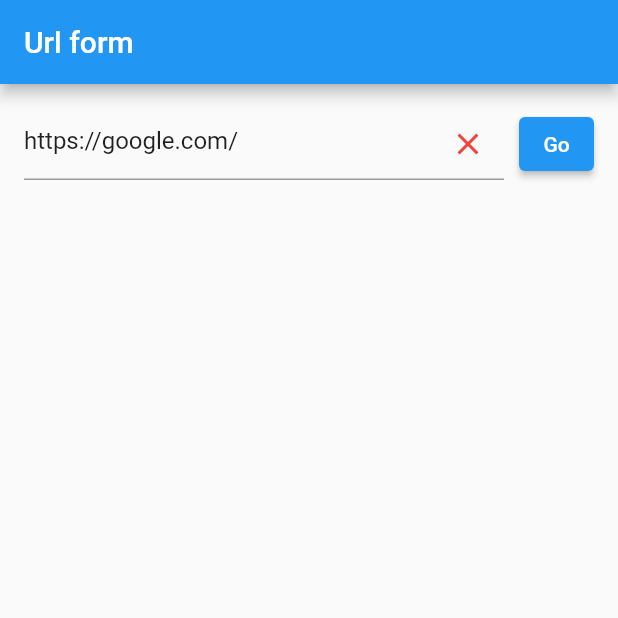
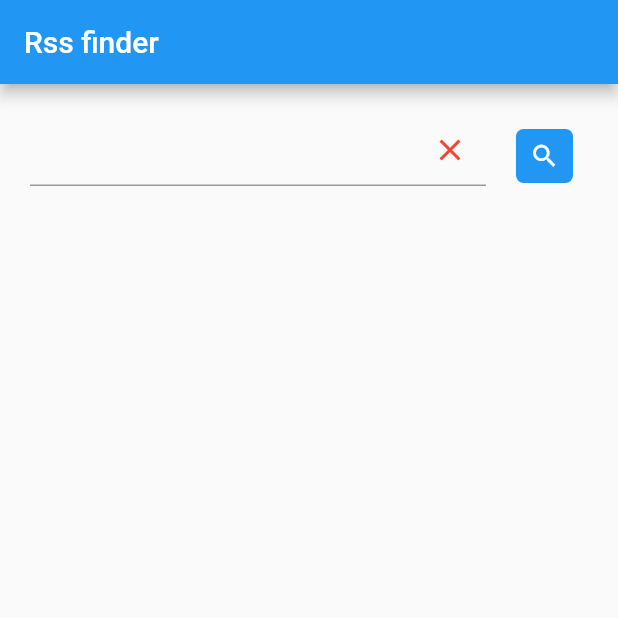
Before and after one commit to mjablecnik/rss_reader, a Flutter app: the screen it shows after launch, on a phone screen of 412 x 824 dp, the top half of it. Run offline on Flutter 3.47's test engine with Material 2 defaults, Android fonts, the phone set to English and light mode, and no system bars; missing offline and left inert: feed_finder, flutter_inappwebview, webfeed.

Commit message:
Add RssFinderScreen

```diff
--- a/lib/main.dart
+++ b/lib/main.dart
@@ -1,5 +1,6 @@
 import 'dart:async';
 import 'package:flutter/material.dart';
+import 'package:flutter_web_app/rss_finder.dart';
 import 'package:flutter_web_app/url_form.dart';
 import 'browser.dart';
 
@@ -8,7 +9,7 @@
   WidgetsFlutterBinding.ensureInitialized();
   runApp(
     MaterialApp(
-      home: UrlFormScreen()
+      home: RssFinderScreen()
     )
   );
 }
--- /dev/null
+++ b/lib/rss_finder.dart
@@ -0,0 +1,204 @@
+import 'package:feed_finder/feed_finder.dart';
+import 'package:flutter/cupertino.dart';
+import 'package:flutter/material.dart';
+import 'package:http/http.dart' as http;
+import 'package:webfeed/domain/rss_feed.dart';
+
+
+class RssFinderScreen extends StatelessWidget {
+  @override
+  Widget build(BuildContext context) {
+    return Scaffold(
+      appBar: AppBar(
+        title: Text("Rss finder"),
+      ),
+      resizeToAvoidBottomInset: false,
+      body: Padding(
+        padding: const EdgeInsets.all(20.0),
+        child: RssFinder(),
+      ),
+    );
+  }
+}
+
+class RssFinder extends StatefulWidget {
+  RssFinder({Key key}) : super(key: key);
+
+  @override
+  State<StatefulWidget> createState() {
+    return _RssFinder();
+  }
+}
+
+class _RssFinder extends State<RssFinder> {
+  final _formKey = GlobalKey<FormState>();
+  TextEditingController _controller = TextEditingController();
+  bool _showHiddingIcon = true;
+  List<RssFeed> _rssFeeds = [];
+  String _defaultImageUrl = "https://img2.pngio.com/documentation-screenshotlayer-api-default-png-250_250.png";
+  bool _isLoading = false;
+
+  @override
+  void initState() {
+    super.initState();
+  }
+
+  @override
+  void dispose() {
+    super.dispose();
+  }
+
+  @override
+  Widget build(BuildContext context) {
+    return Column(
+      children: [
+        getSearchForm(),
+        Container(
+          padding: EdgeInsets.only(top: 10),
+          height: 400,
+          child: getRssFeedList(),
+        )
+      ],
+    );
+  }
+
+  ListView getRssFeedList() {
+    return ListView(
+      children: <Widget>[
+        for (var rssFeed in _rssFeeds)
+          ListTile(
+            leading: new Container(
+              width: 60.0,
+              height: 60.0,
+              decoration: new BoxDecoration(
+                shape: BoxShape.circle,
+                image: new DecorationImage(
+                  fit: BoxFit.fill,
+                  image: new NetworkImage(rssFeed.image != null ? rssFeed.image.url : _defaultImageUrl)
+                )
+              )),
+            title: Text(rssFeed.title),
+            subtitle: Text(rssFeed.link),
+          )
+      ],
+    );
+  }
+
+  Form getSearchForm() {
+    return Form(
+      key: _formKey,
+      child: Container(
+        //color: Colors.red,
+        child: Row(
+          crossAxisAlignment: CrossAxisAlignment.start,
+          children: <Widget>[
+            Flexible(
+              child: getSearchField(),
+            ),
+            getSearchButton()
+          ],
+        ),
+      ),
+    );
+  }
+
+  GestureDetector getSearchButton() {
+    return GestureDetector(
+      onTap: () async {
+        if (!_formKey.currentState.validate()) return;
+
+        setState(() {
+          _isLoading = true;
+          _rssFeeds = [];
+        });
+
+        var url = Uri.parse(_controller.text);
+        var httpsUrl;
+        if (url.scheme != "https") {
+          httpsUrl = "https://" + url.host + url.path;
+        }
+
+        var feedUrls = await FeedFinder.scrape(httpsUrl);
+        if (feedUrls.isNotEmpty) {
+          var client = http.Client();
+          for (var url in feedUrls) {
+            try {
+              var response = await client.get(url);
+              var feed = RssFeed.parse(response.body);
+              setState(() {
+                _rssFeeds.add(feed);
+              });
+            } catch (e) {
+              print("Cannot gain RssFeed for: " + url);
+            }
+          }
+          client.close();
+          setState(() {
+            _isLoading = false;
+          });
+        }
+      },
+      child: () {
+        if (!_isLoading) {
+          return Container(
+            constraints: BoxConstraints(maxWidth: 48, maxHeight: 48),
+            padding: const EdgeInsets.only(
+                top: 8, left: 9, bottom: 8, right: 9),
+            margin: const EdgeInsets.all(10),
+            child: Icon(Icons.search, size: 20, color: Colors.white),
+            decoration: BoxDecoration(
+                color: Colors.blue, borderRadius: BorderRadius.circular(5)),
+          );
+        } else {
+          return Container(
+            padding: const EdgeInsets.only(top: 2),
+            constraints: BoxConstraints(maxWidth: 25, maxHeight: 25),
+            margin: const EdgeInsets.all(10),
+            child: CircularProgressIndicator(),
+          );
+        }
+      }()
+    );
+  }
+
+  Padding getSearchField() {
+    return Padding(
+      padding: const EdgeInsets.only(right: 10),
+      child: TextFormField(
+        controller: _controller,
+        textInputAction: TextInputAction.search,
+        validator: (value) {
+          RegExp exp = new RegExp(r"^[a-z0-9-./]+$");
+
+          if (!exp.hasMatch(value)) {
+            return 'This is not valid url';
+          }
+          return null;
+        },
+        onChanged: (text) {
+          setState(() {
+            _showHiddingIcon = _controller.text.length > 0;
+          });
+        },
+        decoration: InputDecoration(suffixIcon: () {
+          if (_showHiddingIcon) {
+            return IconButton(
+                icon: Icon(
+                  Icons.clear,
+                  color: Colors.red,
+                ),
+                splashColor: Colors.redAccent,
+                onPressed: () {
+                  setState(() {
+                    _controller.clearComposing();
+                    _showHiddingIcon = false;
+                  });
+                });
+          } else {
+            return null;
+          }
+        }()),
+      ),
+    );
+  }
+}
--- a/pubspec.yaml
+++ b/pubspec.yaml
@@ -25,8 +25,14 @@
 dependencies:
   flutter_inappwebview: ^4.0.0+4
   flutter_riverpod: ^0.12.1
+  feed_finder: ^1.0.6
+  http: ^0.12.2
   flutter:
     sdk: flutter
+  webfeed:
+    git:
+      url: https://github.com/mjablecnik/webfeed.git
+      ref: master
 
 
   # The following adds the Cupertino Icons font to your application.
```
Also changed, not shown: pubspec.lock.
